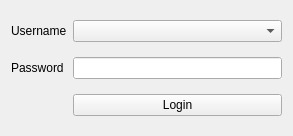
Before: the Qt Designer form app_solution/app_new/login.ui in doublebyte1/faocas_qc, drawn with Qt 5.
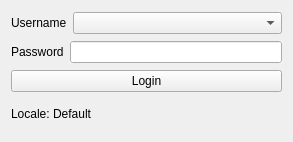
After: the same form once the commit is applied. Icons and pictures are not drawn.

Commit message: - Add support for choosing translation files and layout switch, on runtime, using the UI; - the option is set on the global settings of "conf_app" and save into the registry.

```diff
--- a/app_solution/app_new/login.ui
+++ b/app_solution/app_new/login.ui
@@ -10,7 +10,7 @@
     <x>0</x>
     <y>0</y>
     <width>293</width>
-    <height>136</height>
+    <height>142</height>
    </rect>
   </property>
   <property name="sizePolicy">
@@ -38,15 +38,27 @@
   <property name="whatsThis">
    <string>This is a login dialog. Check the user tooltip to have more information about this user.</string>
   </property>
-  <layout class="QGridLayout" name="gridLayout">
-   <item row="0" column="0">
+  <layout class="QVBoxLayout" name="verticalLayout">
+   <item>
+    <layout class="QHBoxLayout" name="horizontalLayout" stretch="0,1">
+     <item>
     <widget class="QLabel" name="lbUser">
      <property name="text">
       <string>Username</string>
      </property>
-    </widget>
-   </item>
-   <item row="1" column="0">
+       <property name="buddy">
+        <cstring>cmbUser</cstring>
+       </property>
+      </widget>
+     </item>
+     <item>
+      <widget class="QComboBox" name="cmbUser"/>
+     </item>
+    </layout>
+   </item>
+   <item>
+    <layout class="QHBoxLayout" name="horizontalLayout_2" stretch="0,1">
+     <item>
     <widget class="QLabel" name="lbPasswd">
      <property name="text">
       <string>Password</string>
@@ -56,7 +68,7 @@
      </property>
     </widget>
    </item>
-   <item row="1" column="2">
+     <item>
     <widget class="QLineEdit" name="linePasswd">
      <property name="autoFillBackground">
       <bool>true</bool>
@@ -66,7 +78,9 @@
      </property>
     </widget>
    </item>
-   <item row="2" column="2">
+    </layout>
+   </item>
+   <item>
     <widget class="QPushButton" name="pushLogin">
      <property name="sizePolicy">
       <sizepolicy hsizetype="MinimumExpanding" vsizetype="Fixed">
@@ -98,8 +112,59 @@
      </property>
     </widget>
    </item>
-   <item row="0" column="2">
-    <widget class="QComboBox" name="cmbUser"/>
+   <item>
+    <layout class="QHBoxLayout" name="horizontalLayout_3" stretch="1,0">
+     <item>
+      <widget class="QLabel" name="lbLocale">
+       <property name="minimumSize">
+        <size>
+         <width>0</width>
+         <height>20</height>
+        </size>
+       </property>
+       <property name="maximumSize">
+        <size>
+         <width>16777215</width>
+         <height>20</height>
+        </size>
+       </property>
+       <property name="text">
+        <string>Locale: Default</string>
+       </property>
+       <property name="scaledContents">
+        <bool>false</bool>
+       </property>
+       <property name="wordWrap">
+        <bool>true</bool>
+       </property>
+      </widget>
+     </item>
+     <item>
+      <widget class="QLabel" name="label">
+       <property name="sizePolicy">
+        <sizepolicy hsizetype="Fixed" vsizetype="Fixed">
+         <horstretch>0</horstretch>
+         <verstretch>0</verstretch>
+        </sizepolicy>
+       </property>
+       <property name="maximumSize">
+        <size>
+         <width>41</width>
+         <height>31</height>
+        </size>
+       </property>
+       <property name="text">
+        <string/>
+       </property>
+       <property name="pixmap">
+        <pixmap resource="app_new.qrc">:/app_new/edu_languages.png</pixmap>
+       </property>
+       <property name="scaledContents">
+        <bool>true</bool>
+       </property>
+      </widget>
+     </item>
+    </layout>
    </item>
   </layout>
  </widget>
```
Left out of the diff: 8 changed lines with no effect on the pictures. Lines whose indentation alone changed are shown as unchanged. The commit also changes 19 other files.
